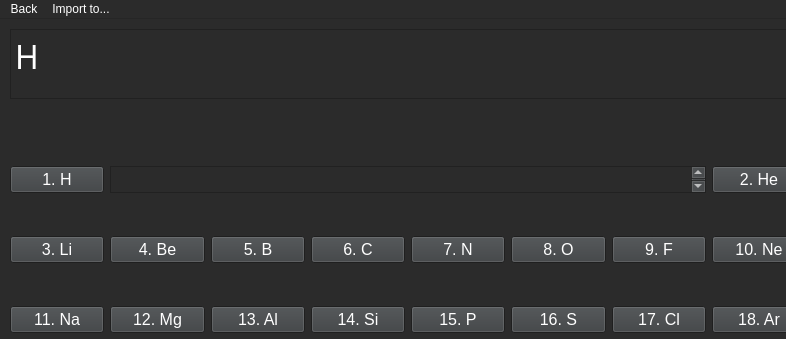
The window that Elem_parameters.ui (AlexSmirn0v/Chemical-Romance) describes before a commit, drawn with Qt 5; both pictures show x 0 to 786 and y 0 to 339 of the 1020 by 690 pixel window.
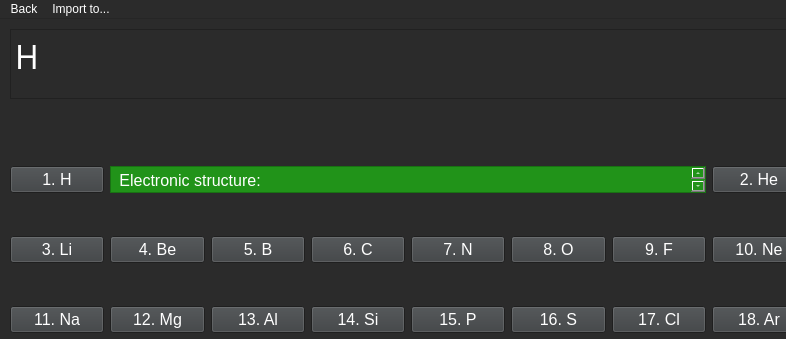
The same window after the commit.

```diff
--- a/Elem_parameters.ui
+++ b/Elem_parameters.ui
@@ -1326,6 +1326,17 @@
          <verstretch>0</verstretch>
         </sizepolicy>
        </property>
+       <property name="styleSheet">
+        <string notr="true">background-color: rgb(33, 147, 25);
+color: rgb(255, 255, 255);</string>
+       </property>
+       <property name="html">
+        <string>&lt;!DOCTYPE HTML PUBLIC &quot;-//W3C//DTD HTML 4.0//EN&quot; &quot;http://www.w3.org/TR/REC-html40/strict.dtd&quot;&gt;
+&lt;html&gt;&lt;head&gt;&lt;meta name=&quot;qrichtext&quot; content=&quot;1&quot; /&gt;&lt;style type=&quot;text/css&quot;&gt;
+p, li { white-space: pre-wrap; }
+&lt;/style&gt;&lt;/head&gt;&lt;body style=&quot; font-family:'Yu Gothic UI'; font-size:12pt; font-weight:400; font-style:normal;&quot;&gt;
+&lt;p style=&quot; margin-top:0px; margin-bottom:0px; margin-left:0px; margin-right:0px; -qt-block-indent:0; text-indent:0px;&quot;&gt; Electronic structure: &lt;/p&gt;&lt;/body&gt;&lt;/html&gt;</string>
+       </property>
       </widget>
      </item>
     </layout>
```
